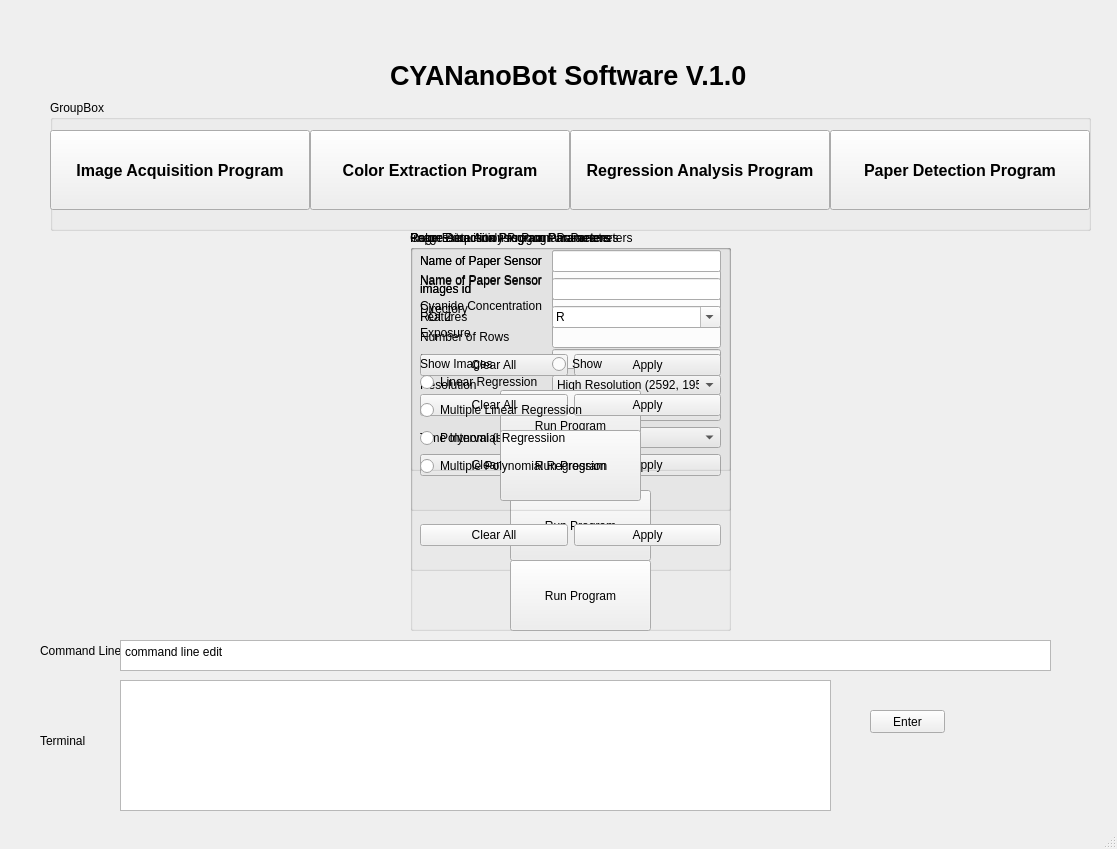
This is gui1.ui in phonecol/CYANanoBot--Analyzer as Qt 5 draws it before an edit. The edited form follows.
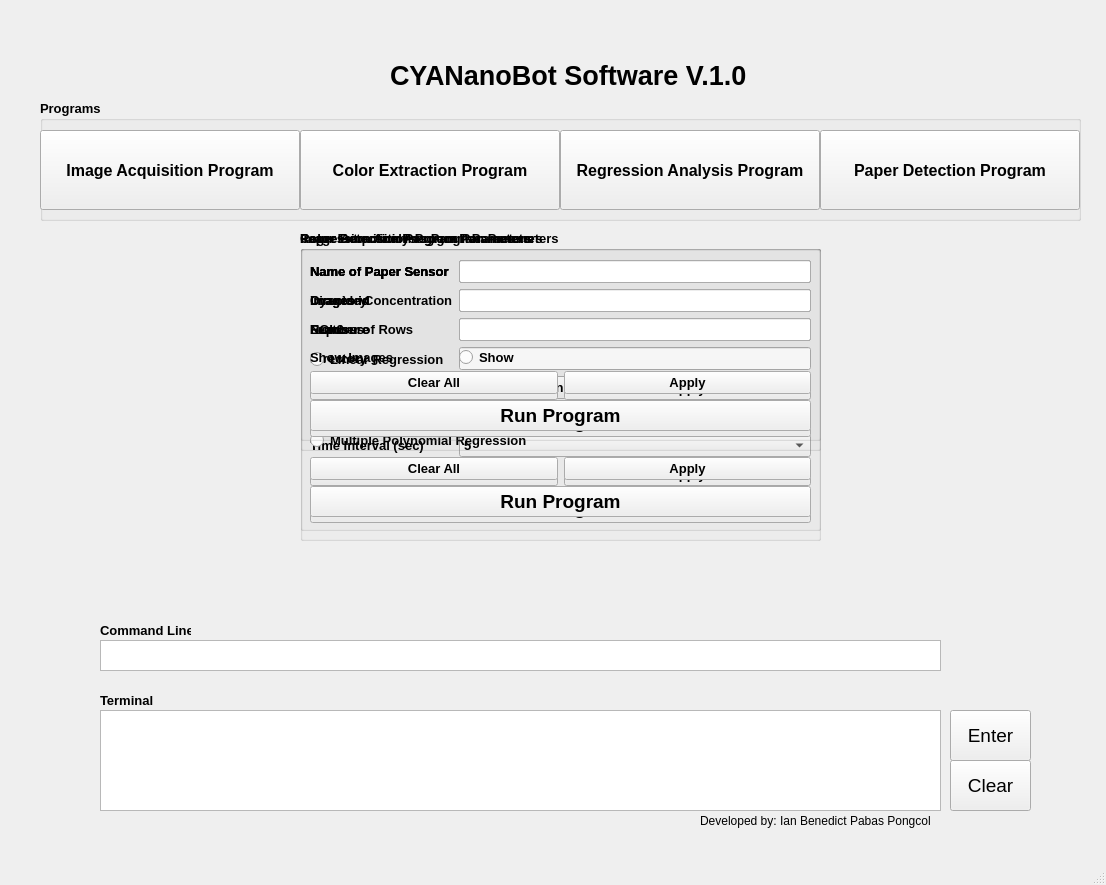
This is the edited form. Icons and pictures are not drawn.

```diff
--- a/gui1.ui
+++ b/gui1.ui
@@ -1,7 +1,7 @@
 <?xml version="1.0" encoding="UTF-8"?>
 <ui version="4.0">
- <class>MainWindow</class>
- <widget class="QMainWindow" name="MainWindow">
+ <class>CYANanoBotApp</class>
+ <widget class="QMainWindow" name="CYANanoBotApp">
   <property name="enabled">
    <bool>true</bool>
   </property>
@@ -9,20 +9,23 @@
    <rect>
     <x>0</x>
     <y>0</y>
-    <width>1117</width>
-    <height>849</height>
+    <width>1106</width>
+    <height>885</height>
    </rect>
   </property>
   <property name="windowTitle">
    <string>MainWindow</string>
   </property>
+  <property name="tabShape">
+   <enum>QTabWidget::Rounded</enum>
+  </property>
   <widget class="QWidget" name="centralwidget">
    <widget class="QLabel" name="label">
     <property name="geometry">
      <rect>
       <x>390</x>
       <y>50</y>
-      <width>381</width>
+      <width>411</width>
       <height>51</height>
      </rect>
     </property>
@@ -47,14 +50,30 @@
    <widget class="QGroupBox" name="groupBox">
     <property name="geometry">
      <rect>
-      <x>50</x>
+      <x>40</x>
       <y>100</y>
       <width>1041</width>
-      <height>131</height>
+      <height>121</height>
      </rect>
     </property>
+    <property name="font">
+     <font>
+      <pointsize>10</pointsize>
+      <weight>75</weight>
+      <bold>true</bold>
+     </font>
+    </property>
+    <property name="autoFillBackground">
+     <bool>true</bool>
+    </property>
     <property name="title">
-     <string>GroupBox</string>
+     <string>Programs</string>
+    </property>
+    <property name="flat">
+     <bool>false</bool>
+    </property>
+    <property name="checkable">
+     <bool>false</bool>
     </property>
     <widget class="QPushButton" name="iap_button">
      <property name="geometry">
@@ -153,12 +172,19 @@
    <widget class="QLabel" name="label_3">
     <property name="geometry">
      <rect>
-      <x>40</x>
-      <y>640</y>
-      <width>81</width>
+      <x>100</x>
+      <y>620</y>
+      <width>91</width>
       <height>21</height>
      </rect>
     </property>
+    <property name="font">
+     <font>
+      <pointsize>10</pointsize>
+      <weight>75</weight>
+      <bold>true</bold>
+     </font>
+    </property>
     <property name="text">
      <string>Command Line</string>
     </property>
@@ -166,37 +192,54 @@
    <widget class="QPlainTextEdit" name="cmd_line_run">
     <property name="geometry">
      <rect>
-      <x>120</x>
+      <x>100</x>
       <y>640</y>
-      <width>931</width>
+      <width>841</width>
       <height>31</height>
      </rect>
     </property>
+    <property name="font">
+     <font>
+      <pointsize>10</pointsize>
+     </font>
+    </property>
+    <property name="mouseTracking">
+     <bool>true</bool>
+    </property>
     <property name="plainText">
-     <string>command line edit</string>
+     <string/>
     </property>
    </widget>
    <widget class="QGroupBox" name="groupBox_2">
     <property name="geometry">
      <rect>
-      <x>410</x>
+      <x>300</x>
       <y>230</y>
-      <width>321</width>
-      <height>341</height>
+      <width>521</width>
+      <height>311</height>
      </rect>
     </property>
+    <property name="font">
+     <font>
+      <pointsize>10</pointsize>
+      <weight>75</weight>
+      <bold>true</bold>
+     </font>
+    </property>
     <property name="title">
      <string>Image Acquisition Program Parameters</string>
     </property>
-    <widget class="QWidget" name="formLayoutWidget">
+    <widget class="QWidget" name="layoutWidget">
      <property name="geometry">
       <rect>
        <x>10</x>
-       <y>40</y>
-       <width>301</width>
-       <height>178</height>
+       <y>30</y>
+       <width>501</width>
+       <height>263</height>
       </rect>
      </property>
+     <layout class="QVBoxLayout" name="verticalLayout_3">
+      <item>
      <layout class="QFormLayout" name="formLayout">
       <item row="0" column="0">
        <widget class="QLabel" name="label_2">
@@ -408,16 +451,8 @@
        </widget>
       </item>
      </layout>
-    </widget>
-    <widget class="QWidget" name="horizontalLayoutWidget_6">
-     <property name="geometry">
-      <rect>
-       <x>10</x>
-       <y>220</y>
-       <width>301</width>
-       <height>31</height>
-      </rect>
-     </property>
+      </item>
+      <item>
      <layout class="QHBoxLayout" name="horizontalLayout_6">
       <item>
        <widget class="QPushButton" name="ia_clear_all_button">
@@ -434,217 +469,18 @@
        </widget>
       </item>
      </layout>
-    </widget>
+      </item>
+      <item>
     <widget class="QPushButton" name="ia_run_button">
-     <property name="geometry">
-      <rect>
-       <x>100</x>
-       <y>260</y>
-       <width>141</width>
-       <height>71</height>
-      </rect>
+        <property name="font">
+         <font>
+          <pointsize>14</pointsize>
+          <weight>75</weight>
+          <bold>true</bold>
+         </font>
      </property>
      <property name="text">
       <string>Run Program</string>
-     </property>
-    </widget>
-   </widget>
-   <widget class="QGroupBox" name="groupBox_4">
-    <property name="geometry">
-     <rect>
-      <x>410</x>
-      <y>230</y>
-      <width>321</width>
-      <height>241</height>
-     </rect>
-    </property>
-    <property name="title">
-     <string>Color Extraction Program Parameters</string>
-    </property>
-    <widget class="QWidget" name="formLayoutWidget_5">
-     <property name="geometry">
-      <rect>
-       <x>10</x>
-       <y>20</y>
-       <width>301</width>
-       <height>81</height>
-      </rect>
-     </property>
-     <layout class="QFormLayout" name="formLayout_5">
-      <item row="0" column="0">
-       <widget class="QLabel" name="label_29">
-        <property name="text">
-         <string>Name of Paper Sensor </string>
-        </property>
-       </widget>
-      </item>
-      <item row="0" column="1">
-       <widget class="QLineEdit" name="ce_paper_sensor"/>
-      </item>
-      <item row="1" column="0">
-       <widget class="QLabel" name="label_30">
-        <property name="text">
-         <string>images id</string>
-        </property>
-       </widget>
-      </item>
-      <item row="2" column="0">
-       <widget class="QLabel" name="label_32">
-        <property name="text">
-         <string>ROI 2</string>
-        </property>
-       </widget>
-      </item>
-      <item row="2" column="1">
-       <widget class="QLineEdit" name="ce_rf2"/>
-      </item>
-      <item row="1" column="1">
-       <widget class="QLineEdit" name="ce_id"/>
-      </item>
-     </layout>
-    </widget>
-    <widget class="QPushButton" name="ce_run_button">
-     <property name="geometry">
-      <rect>
-       <x>90</x>
-       <y>160</y>
-       <width>141</width>
-       <height>71</height>
-      </rect>
-     </property>
-     <property name="text">
-      <string>Run Program</string>
-     </property>
-    </widget>
-    <widget class="QWidget" name="horizontalLayoutWidget_3">
-     <property name="geometry">
-      <rect>
-       <x>10</x>
-       <y>120</y>
-       <width>301</width>
-       <height>31</height>
-      </rect>
-     </property>
-     <layout class="QHBoxLayout" name="horizontalLayout_3">
-      <item>
-       <widget class="QPushButton" name="ce_clear_all_button">
-        <property name="text">
-         <string>Clear All</string>
-        </property>
-       </widget>
-      </item>
-      <item>
-       <widget class="QPushButton" name="ce_apply_button">
-        <property name="text">
-         <string>Apply</string>
-        </property>
-       </widget>
-      </item>
-     </layout>
-    </widget>
-   </widget>
-   <widget class="QGroupBox" name="groupBox_3">
-    <property name="geometry">
-     <rect>
-      <x>410</x>
-      <y>230</y>
-      <width>321</width>
-      <height>281</height>
-     </rect>
-    </property>
-    <property name="title">
-     <string>Paper Detection Program Parameters</string>
-    </property>
-    <widget class="QWidget" name="formLayoutWidget_3">
-     <property name="geometry">
-      <rect>
-       <x>10</x>
-       <y>40</y>
-       <width>301</width>
-       <height>111</height>
-      </rect>
-     </property>
-     <layout class="QFormLayout" name="formLayout_3">
-      <item row="0" column="0">
-       <widget class="QLabel" name="label_15">
-        <property name="text">
-         <string>Name of Paper Sensor </string>
-        </property>
-       </widget>
-      </item>
-      <item row="0" column="1">
-       <widget class="QLineEdit" name="pd_paper_sensor"/>
-      </item>
-      <item row="1" column="0">
-       <widget class="QLabel" name="label_19">
-        <property name="text">
-         <string>Directory</string>
-        </property>
-       </widget>
-      </item>
-      <item row="1" column="1">
-       <widget class="QLineEdit" name="pd_directory"/>
-      </item>
-      <item row="2" column="0">
-       <widget class="QLabel" name="label_21">
-        <property name="text">
-         <string>Number of Rows</string>
-        </property>
-       </widget>
-      </item>
-      <item row="2" column="1">
-       <widget class="QLineEdit" name="pd_num_rows"/>
-      </item>
-      <item row="3" column="1">
-       <widget class="QRadioButton" name="pd_show_images_radButton">
-        <property name="text">
-         <string>Show</string>
-        </property>
-       </widget>
-      </item>
-      <item row="3" column="0">
-       <widget class="QLabel" name="label_10">
-        <property name="text">
-         <string>Show Images</string>
-        </property>
-       </widget>
-      </item>
-     </layout>
-    </widget>
-    <widget class="QPushButton" name="pd_run_button">
-     <property name="geometry">
-      <rect>
-       <x>90</x>
-       <y>200</y>
-       <width>141</width>
-       <height>71</height>
-      </rect>
-     </property>
-     <property name="text">
-      <string>Run Program</string>
-     </property>
-    </widget>
-    <widget class="QWidget" name="horizontalLayoutWidget">
-     <property name="geometry">
-      <rect>
-       <x>10</x>
-       <y>160</y>
-       <width>301</width>
-       <height>31</height>
-      </rect>
-     </property>
-     <layout class="QHBoxLayout" name="horizontalLayout">
-      <item>
-       <widget class="QPushButton" name="pd_clear_all_button">
-        <property name="text">
-         <string>Clear All</string>
-        </property>
-       </widget>
-      </item>
-      <item>
-       <widget class="QPushButton" name="pd_apply_button">
-        <property name="text">
-         <string>Apply</string>
         </property>
        </widget>
       </item>
@@ -657,24 +493,33 @@
     </property>
     <property name="geometry">
      <rect>
-      <x>410</x>
+      <x>300</x>
       <y>230</y>
-      <width>321</width>
-      <height>401</height>
+      <width>521</width>
+      <height>301</height>
      </rect>
     </property>
+    <property name="font">
+     <font>
+      <pointsize>10</pointsize>
+      <weight>75</weight>
+      <bold>true</bold>
+     </font>
+    </property>
     <property name="title">
      <string>Regression Analysis Program Parameters</string>
     </property>
-    <widget class="QWidget" name="formLayoutWidget_7">
+    <widget class="QWidget" name="layoutWidget">
      <property name="geometry">
       <rect>
        <x>10</x>
-       <y>20</y>
-       <width>301</width>
-       <height>111</height>
+       <y>30</y>
+       <width>501</width>
+       <height>257</height>
       </rect>
      </property>
+     <layout class="QVBoxLayout" name="verticalLayout_4">
+      <item>
      <layout class="QFormLayout" name="formLayout_7">
       <item row="0" column="0">
        <widget class="QLabel" name="label_35">
@@ -696,6 +541,13 @@
       <item row="1" column="1">
        <widget class="QLineEdit" name="ra_id"/>
       </item>
+        <item row="2" column="0">
+         <widget class="QLabel" name="label_11">
+          <property name="text">
+           <string>Features</string>
+          </property>
+         </widget>
+        </item>
       <item row="2" column="1">
        <widget class="QComboBox" name="ra_features">
         <property name="editable">
@@ -778,63 +630,9 @@
         </item>
        </widget>
       </item>
-      <item row="2" column="0">
-       <widget class="QLabel" name="label_11">
-        <property name="text">
-         <string>Features</string>
-        </property>
-       </widget>
-      </item>
-     </layout>
-    </widget>
-    <widget class="QPushButton" name="ra_run_button">
-     <property name="geometry">
-      <rect>
-       <x>100</x>
-       <y>330</y>
-       <width>141</width>
-       <height>71</height>
-      </rect>
-     </property>
-     <property name="text">
-      <string>Run Program</string>
-     </property>
-    </widget>
-    <widget class="QWidget" name="horizontalLayoutWidget_5">
-     <property name="geometry">
-      <rect>
-       <x>10</x>
-       <y>290</y>
-       <width>301</width>
-       <height>31</height>
-      </rect>
-     </property>
-     <layout class="QHBoxLayout" name="horizontalLayout_5">
-      <item>
-       <widget class="QPushButton" name="ra_clear_all_button">
-        <property name="text">
-         <string>Clear All</string>
-        </property>
-       </widget>
+       </layout>
       </item>
       <item>
-       <widget class="QPushButton" name="ra_apply_button">
-        <property name="text">
-         <string>Apply</string>
-        </property>
-       </widget>
-      </item>
-     </layout>
-    </widget>
-    <widget class="QWidget" name="verticalLayoutWidget">
-     <property name="geometry">
-      <rect>
-       <x>10</x>
-       <y>140</y>
-       <width>301</width>
-       <height>111</height>
-      </rect>
-     </property>
      <layout class="QVBoxLayout" name="verticalLayout">
       <item>
        <widget class="QRadioButton" name="ra_lr_radioButton">
@@ -865,27 +663,66 @@
        </widget>
       </item>
      </layout>
+      </item>
+      <item>
+       <layout class="QHBoxLayout" name="horizontalLayout_5">
+        <item>
+         <widget class="QPushButton" name="ra_clear_all_button">
+          <property name="text">
+           <string>Clear All</string>
+          </property>
+         </widget>
+        </item>
+        <item>
+         <widget class="QPushButton" name="ra_apply_button">
+          <property name="text">
+           <string>Apply</string>
+          </property>
+         </widget>
+        </item>
+       </layout>
+      </item>
+      <item>
+       <widget class="QPushButton" name="ra_run_button">
+        <property name="font">
+         <font>
+          <pointsize>14</pointsize>
+          <weight>75</weight>
+          <bold>true</bold>
+         </font>
+        </property>
+        <property name="text">
+         <string>Run Program</string>
+        </property>
+       </widget>
+      </item>
+     </layout>
     </widget>
    </widget>
    <widget class="QTextBrowser" name="terminal">
     <property name="geometry">
      <rect>
-      <x>120</x>
-      <y>680</y>
-      <width>711</width>
-      <height>131</height>
+      <x>100</x>
+      <y>710</y>
+      <width>841</width>
+      <height>101</height>
      </rect>
     </property>
    </widget>
-   <widget class="QPushButton" name="enter_btn">
+   <widget class="QPushButton" name="enter_button">
     <property name="geometry">
      <rect>
-      <x>870</x>
+      <x>950</x>
       <y>710</y>
-      <width>75</width>
-      <height>23</height>
+      <width>81</width>
+      <height>51</height>
      </rect>
     </property>
+    <property name="font">
+     <font>
+      <pointsize>14</pointsize>
+     </font>
+    </property>
     <property name="text">
      <string>Enter</string>
     </property>
@@ -893,23 +730,309 @@
    <widget class="QLabel" name="label_12">
     <property name="geometry">
      <rect>
-      <x>40</x>
-      <y>730</y>
-      <width>81</width>
-      <height>21</height>
+      <x>100</x>
+      <y>680</y>
+      <width>91</width>
+      <height>41</height>
      </rect>
     </property>
+    <property name="font">
+     <font>
+      <pointsize>10</pointsize>
+      <weight>75</weight>
+      <bold>true</bold>
+     </font>
+    </property>
     <property name="text">
      <string>Terminal</string>
     </property>
    </widget>
+   <widget class="QPushButton" name="clear_button">
+    <property name="geometry">
+     <rect>
+      <x>950</x>
+      <y>760</y>
+      <width>81</width>
+      <height>51</height>
+     </rect>
+    </property>
+    <property name="font">
+     <font>
+      <pointsize>14</pointsize>
+     </font>
+    </property>
+    <property name="text">
+     <string>Clear</string>
+    </property>
+   </widget>
+   <widget class="QLabel" name="label_13">
+    <property name="geometry">
+     <rect>
+      <x>1000</x>
+      <y>0</y>
+      <width>101</width>
+      <height>131</height>
+     </rect>
+    </property>
+    <property name="text">
+     <string/>
+    </property>
+    <property name="pixmap">
+     <pixmap>Caraga_State_University_logo.png</pixmap>
+    </property>
+    <property name="scaledContents">
+     <bool>true</bool>
+    </property>
+   </widget>
+   <widget class="QLabel" name="label_14">
+    <property name="geometry">
+     <rect>
+      <x>50</x>
+      <y>10</y>
+      <width>181</width>
+      <height>71</height>
+     </rect>
+    </property>
+    <property name="text">
+     <string/>
+    </property>
+    <property name="pixmap">
+     <pixmap>Cyananobot_logo.PNG</pixmap>
+    </property>
+    <property name="scaledContents">
+     <bool>true</bool>
+    </property>
+   </widget>
+   <widget class="QLabel" name="label_16">
+    <property name="geometry">
+     <rect>
+      <x>700</x>
+      <y>800</y>
+      <width>301</width>
+      <height>41</height>
+     </rect>
+    </property>
+    <property name="text">
+     <string>Developed by: Ian Benedict Pabas Pongcol</string>
+    </property>
+   </widget>
+   <widget class="QGroupBox" name="groupBox_3">
+    <property name="geometry">
+     <rect>
+      <x>300</x>
+      <y>230</y>
+      <width>521</width>
+      <height>221</height>
+     </rect>
+    </property>
+    <property name="font">
+     <font>
+      <pointsize>10</pointsize>
+      <weight>75</weight>
+      <bold>true</bold>
+     </font>
+    </property>
+    <property name="title">
+     <string>Paper Detection Program Parameters</string>
+    </property>
+    <widget class="QWidget" name="layoutWidget">
+     <property name="geometry">
+      <rect>
+       <x>10</x>
+       <y>30</y>
+       <width>501</width>
+       <height>177</height>
+      </rect>
+     </property>
+     <layout class="QVBoxLayout" name="verticalLayout_5">
+      <item>
+       <layout class="QFormLayout" name="formLayout_3">
+        <item row="0" column="0">
+         <widget class="QLabel" name="label_15">
+          <property name="text">
+           <string>Name of Paper Sensor </string>
+          </property>
+         </widget>
+        </item>
+        <item row="0" column="1">
+         <widget class="QLineEdit" name="pd_paper_sensor"/>
+        </item>
+        <item row="1" column="0">
+         <widget class="QLabel" name="label_19">
+          <property name="text">
+           <string>Directory</string>
+          </property>
+         </widget>
+        </item>
+        <item row="1" column="1">
+         <widget class="QLineEdit" name="pd_directory"/>
+        </item>
+        <item row="2" column="0">
+         <widget class="QLabel" name="label_21">
+          <property name="text">
+           <string>Number of Rows</string>
+          </property>
+         </widget>
+        </item>
+        <item row="2" column="1">
+         <widget class="QLineEdit" name="pd_num_rows"/>
+        </item>
+        <item row="3" column="1">
+         <widget class="QRadioButton" name="pd_show_images_radButton">
+          <property name="text">
+           <string>Show</string>
+          </property>
+         </widget>
+        </item>
+        <item row="3" column="0">
+         <widget class="QLabel" name="label_10">
+          <property name="text">
+           <string>Show Images</string>
+          </property>
+         </widget>
+        </item>
+       </layout>
+      </item>
+      <item>
+       <layout class="QHBoxLayout" name="horizontalLayout">
+        <item>
+         <widget class="QPushButton" name="pd_clear_all_button">
+          <property name="text">
+           <string>Clear All</string>
+          </property>
+         </widget>
+        </item>
+        <item>
+         <widget class="QPushButton" name="pd_apply_button">
+          <property name="text">
+           <string>Apply</string>
+          </property>
+         </widget>
+        </item>
+       </layout>
+      </item>
+      <item>
+       <widget class="QPushButton" name="pd_run_button">
+        <property name="font">
+         <font>
+          <pointsize>14</pointsize>
+          <weight>75</weight>
+          <bold>true</bold>
+         </font>
+        </property>
+        <property name="text">
+         <string>Run Program</string>
+        </property>
+       </widget>
+      </item>
+     </layout>
+    </widget>
+   </widget>
+   <widget class="QGroupBox" name="groupBox_4">
+    <property name="geometry">
+     <rect>
+      <x>300</x>
+      <y>230</y>
+      <width>521</width>
+      <height>211</height>
+     </rect>
+    </property>
+    <property name="font">
+     <font>
+      <pointsize>10</pointsize>
+      <weight>75</weight>
+      <bold>true</bold>
+     </font>
+    </property>
+    <property name="title">
+     <string>Color Extraction Program Parameters</string>
+    </property>
+    <widget class="QWidget" name="layoutWidget">
+     <property name="geometry">
+      <rect>
+       <x>10</x>
+       <y>30</y>
+       <width>501</width>
+       <height>171</height>
+      </rect>
+     </property>
+     <layout class="QVBoxLayout" name="verticalLayout_2">
+      <item>
+       <layout class="QFormLayout" name="formLayout_5">
+        <item row="0" column="0">
+         <widget class="QLabel" name="label_29">
+          <property name="text">
+           <string>Name of Paper Sensor </string>
+          </property>
+         </widget>
+        </item>
+        <item row="0" column="1">
+         <widget class="QLineEdit" name="ce_paper_sensor"/>
+        </item>
+        <item row="1" column="0">
+         <widget class="QLabel" name="label_30">
+          <property name="text">
+           <string>images id</string>
+          </property>
+         </widget>
+        </item>
+        <item row="2" column="0">
+         <widget class="QLabel" name="label_32">
+          <property name="text">
+           <string>ROI 2</string>
+          </property>
+         </widget>
+        </item>
+        <item row="2" column="1">
+         <widget class="QLineEdit" name="ce_rf2"/>
+        </item>
+        <item row="1" column="1">
+         <widget class="QLineEdit" name="ce_id"/>
+        </item>
+       </layout>
+      </item>
+      <item>
+       <layout class="QHBoxLayout" name="horizontalLayout_3">
+        <item>
+         <widget class="QPushButton" name="ce_clear_all_button">
+          <property name="text">
+           <string>Clear All</string>
+          </property>
+         </widget>
+        </item>
+        <item>
+         <widget class="QPushButton" name="ce_apply_button">
+          <property name="text">
+           <string>Apply</string>
+          </property>
+         </widget>
+        </item>
+       </layout>
+      </item>
+      <item>
+       <widget class="QPushButton" name="ce_run_button">
+        <property name="font">
+         <font>
+          <pointsize>14</pointsize>
+          <weight>75</weight>
+          <bold>true</bold>
+         </font>
+        </property>
+        <property name="text">
+         <string>Run Program</string>
+        </property>
+       </widget>
+      </item>
+     </layout>
+    </widget>
+   </widget>
   </widget>
   <widget class="QMenuBar" name="menubar">
    <property name="geometry">
     <rect>
      <x>0</x>
      <y>0</y>
-     <width>1117</width>
+     <width>1106</width>
      <height>21</height>
     </rect>
    </property>
```
Lines whose indentation alone changed are shown as unchanged.
